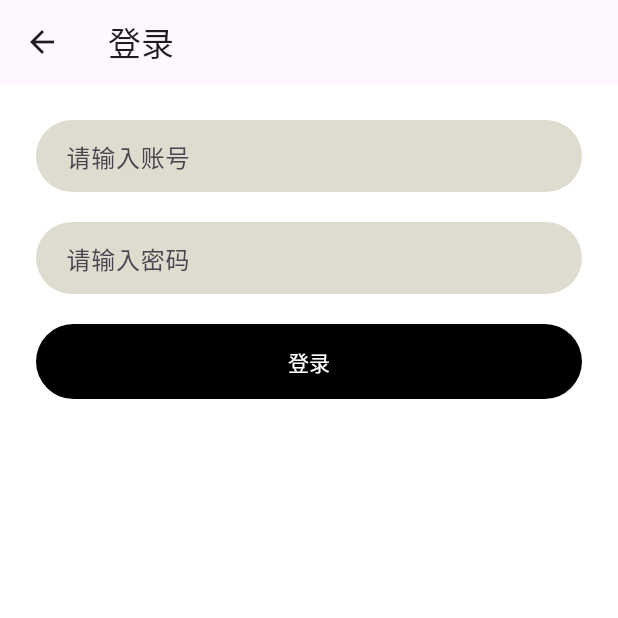
After one commit to zxxzsz/flutter_demo, a Flutter app: the LoginPage screen opened directly, on a phone screen of 412 x 824 dp, the top half of it. The commit adds this screen. Run offline on Flutter 3.47's test engine with Material 3 defaults, Android fonts, the phone set to English and light mode, and no system bars.

Commit message:
基础组件

```diff
--- /dev/null
+++ b/devtools_options.yaml
@@ -0,0 +1,3 @@
+description: This file stores settings for Dart & Flutter DevTools.
+documentation: https://docs.flutter.dev/tools/devtools/extensions#configure-extension-enablement-states
+extensions:
--- /dev/null
+++ b/lib/pages/home/home_page_textField.dart
@@ -0,0 +1,76 @@
+import 'package:flutter/material.dart';
+
+class LoginPage extends StatefulWidget {
+  const LoginPage({super.key});
+
+  @override
+  State<LoginPage> createState() => _LoginPageState();
+}
+
+class _LoginPageState extends State<LoginPage> {
+  TextEditingController _usernameController = TextEditingController();
+  TextEditingController _passwordController = TextEditingController();
+  @override
+  Widget build(BuildContext context) {
+    return Scaffold(
+      appBar: AppBar(title: const Text('登录')),
+      body: Container(
+        padding: const EdgeInsets.all(24),
+        color: Colors.white,
+        child: Column(
+          children: [
+            TextField(
+              controller: _usernameController,
+              onChanged: (value) {
+                print(value);
+              },
+              onSubmitted: (value) {
+                print(value);
+              },
+              decoration: InputDecoration(
+                contentPadding: const EdgeInsets.only(left: 16),
+                hintText: '请输入账号',
+                fillColor: const Color.fromARGB(255, 222, 219, 207),
+                filled: true,
+                border: OutlineInputBorder(
+                  borderSide: .none,
+                  borderRadius: BorderRadius.circular(25),
+                ),
+              ),
+            ),
+            const SizedBox(height: 20),
+            TextField(
+              controller: _passwordController,
+              obscureText: true, //不显示实际内容用来做密码框
+              decoration: InputDecoration(
+                contentPadding: const EdgeInsets.only(left: 16),
+                hintText: '请输入密码',
+                fillColor: const Color.fromARGB(255, 222, 219, 207),
+                filled: true,
+                border: OutlineInputBorder(
+                  borderSide: .none,
+                  borderRadius: BorderRadius.circular(25),
+                ),
+              ),
+            ),
+            const SizedBox(height: 20),
+            Container(
+              height: 50,
+              width: .infinity,
+              decoration: BoxDecoration(
+                color: Colors.black,
+                borderRadius: BorderRadius.circular(25),
+              ),
+              child: TextButton(
+                onPressed: () {
+                  print('登录-${_passwordController.text}');
+                },
+                child: const Text('登录', style: TextStyle(color: Colors.white)),
+              ),
+            ),
+          ],
+        ),
+      ),
+    );
+  }
+}
```
Also changed, not shown: lib/pages/home/home_page.dart (+13 -58 lines), lib/pages/home/home_page1.dart (added, +76 -0 lines), lib/pages/home/home_page_listView.dart (added, +90 -0 lines), lib/pages/home/home_page_singleChildScrollView.dart (added, +89 -0 lines).
